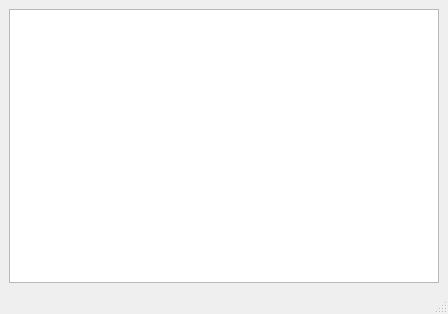
Qt form mainwindow.ui (ThKattanek/vgm_player) before a commit.
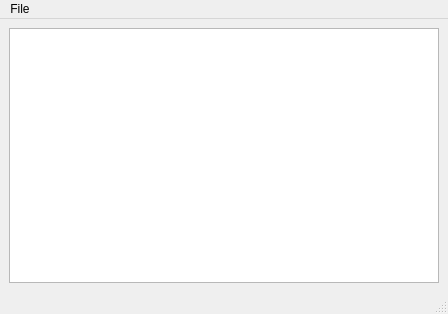
The same form after that commit.

Commit message: added fileopen menu and remove demo files from vgm_player.qrc

Patch:
```diff
--- a/mainwindow.ui
+++ b/mainwindow.ui
@@ -42,9 +42,16 @@
      <x>0</x>
      <y>0</y>
      <width>448</width>
-     <height>20</height>
+     <height>21</height>
     </rect>
    </property>
+   <widget class="QMenu" name="menuFile">
+    <property name="title">
+     <string>File</string>
+    </property>
+    <addaction name="actionOpen"/>
+   </widget>
+   <addaction name="menuFile"/>
   </widget>
   <widget class="QStatusBar" name="statusbar"/>
  </widget>
```
Left out of the diff: 5 changed lines with no effect on the pictures. The commit also changes 6 other files.
